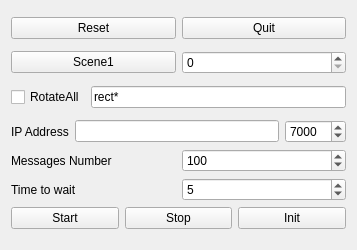
Before: the Qt Designer form tools/QtOSCController/controllerWidget.ui in grame-cncm/inscore, drawn with Qt 5.
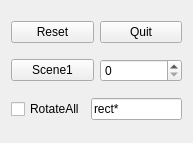
After: the same form once the commit is applied.

Diff of the .ui file:
```diff
--- a/tools/QtOSCController/controllerWidget.ui
+++ b/tools/QtOSCController/controllerWidget.ui
@@ -6,8 +6,8 @@
    <rect>
     <x>0</x>
     <y>0</y>
-    <width>357</width>
-    <height>250</height>
+    <width>193</width>
+    <height>143</height>
    </rect>
   </property>
   <property name="windowTitle">
@@ -64,101 +64,6 @@
      </item>
     </layout>
    </item>
-   <item>
-    <layout class="QVBoxLayout" name="verticalLayout_2">
-     <item>
-      <layout class="QHBoxLayout" name="horizontalLayout_7">
-       <item>
-        <widget class="QLabel" name="label_4">
-         <property name="text">
-          <string>IP Address</string>
-         </property>
-        </widget>
-       </item>
-       <item>
-        <widget class="QLineEdit" name="mAddressLineEdit"/>
-       </item>
-       <item>
-        <widget class="QSpinBox" name="mPortLineEdit">
-         <property name="maximum">
-          <number>99999</number>
-         </property>
-         <property name="value">
-          <number>7000</number>
-         </property>
-        </widget>
-       </item>
-      </layout>
-     </item>
-     <item>
-      <layout class="QHBoxLayout" name="horizontalLayout_6">
-       <item>
-        <widget class="QLabel" name="label_3">
-         <property name="text">
-          <string>Messages Number</string>
-         </property>
-        </widget>
-       </item>
-       <item>
-        <widget class="QSpinBox" name="mMessageSize">
-         <property name="maximum">
-          <number>100000</number>
-         </property>
-         <property name="value">
-          <number>100</number>
-         </property>
-        </widget>
-       </item>
-      </layout>
-     </item>
-     <item>
-      <layout class="QHBoxLayout" name="horizontalLayout_4">
-       <item>
-        <widget class="QLabel" name="label">
-         <property name="text">
-          <string>Time to wait</string>
-         </property>
-        </widget>
-       </item>
-       <item>
-        <widget class="QSpinBox" name="mWait">
-         <property name="maximum">
-          <number>100000</number>
-         </property>
-         <property name="value">
-          <number>5</number>
-         </property>
-        </widget>
-       </item>
-      </layout>
-     </item>
-     <item>
-      <layout class="QHBoxLayout" name="horizontalLayout_5">
-       <item>
-        <widget class="QPushButton" name="mStart">
-         <property name="text">
-          <string>Start</string>
-         </property>
-        </widget>
-       </item>
-       <item>
-        <widget class="QPushButton" name="mStop">
-         <property name="text">
-          <string>Stop</string>
-         </property>
-        </widget>
-       </item>
-       <item>
-        <widget class="QPushButton" name="mInit">
-         <property name="text">
-          <string>Init</string>
-         </property>
-        </widget>
-       </item>
-      </layout>
-     </item>
-    </layout>
-   </item>
   </layout>
  </widget>
  <resources/>
```
